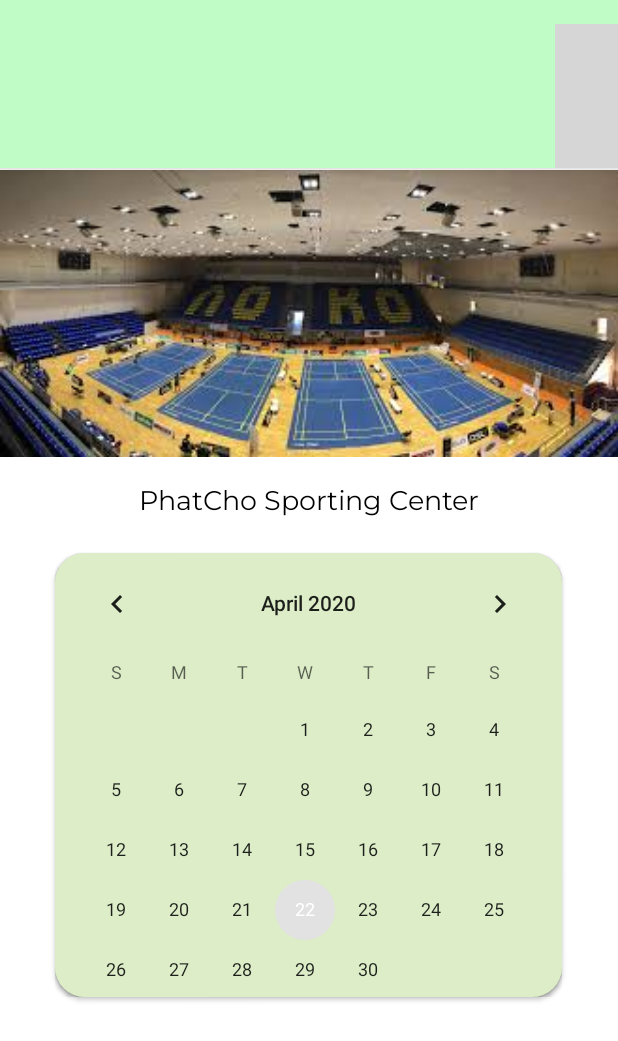
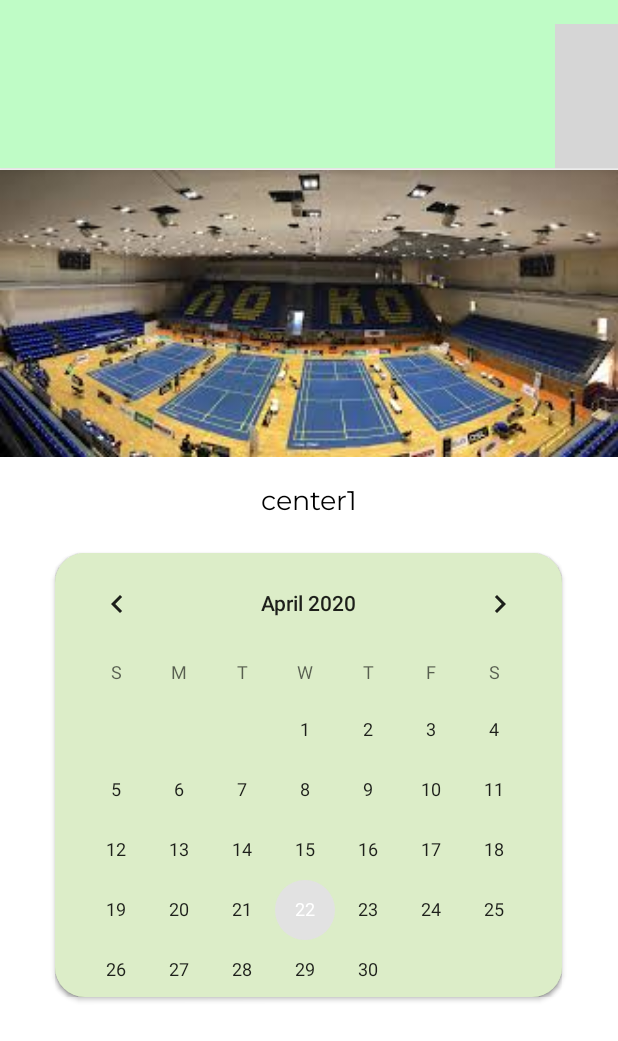
Before and after one commit to duckhai1/RentingAndroidAppDraft, an Android app: the Location2Screen screen opened directly, with no data from a screen before it, after a tap on "PhatCho Sporting Center", on a phone screen of 412 x 824 dp. Shown: the top 1041 px of the screen. Run offline under Robolectric (Android 15) with nearby library versions, the phone set to English and light mode, and no system bars; 4 statements that could not run were skipped; grey boxes are pictures that could not be loaded.

Commit message:
Finish merge and check

```diff
--- a/presentation/app/src/main/java/com/example/CreateBooking/Location2Screen.kt
+++ b/presentation/app/src/main/java/com/example/CreateBooking/Location2Screen.kt
@@ -65,7 +65,8 @@ class Location2Screen : AppCompatActivity(),
         listView.adapter = adapter
         listView.onItemClickListener =
             OnItemClickListener { parent, view, position, id ->
-                    val theCenterName = NAMES[position]
+//                    val theCenterName = NAMES[position]
+                    val theCenterName = "center1"
                     val intent = Intent(applicationContext, SearchDayScreen::class.java)
                     // update bookingInfo
                     if (bookingInfo != null) {
```
Also changed, not shown: 1 other file.
